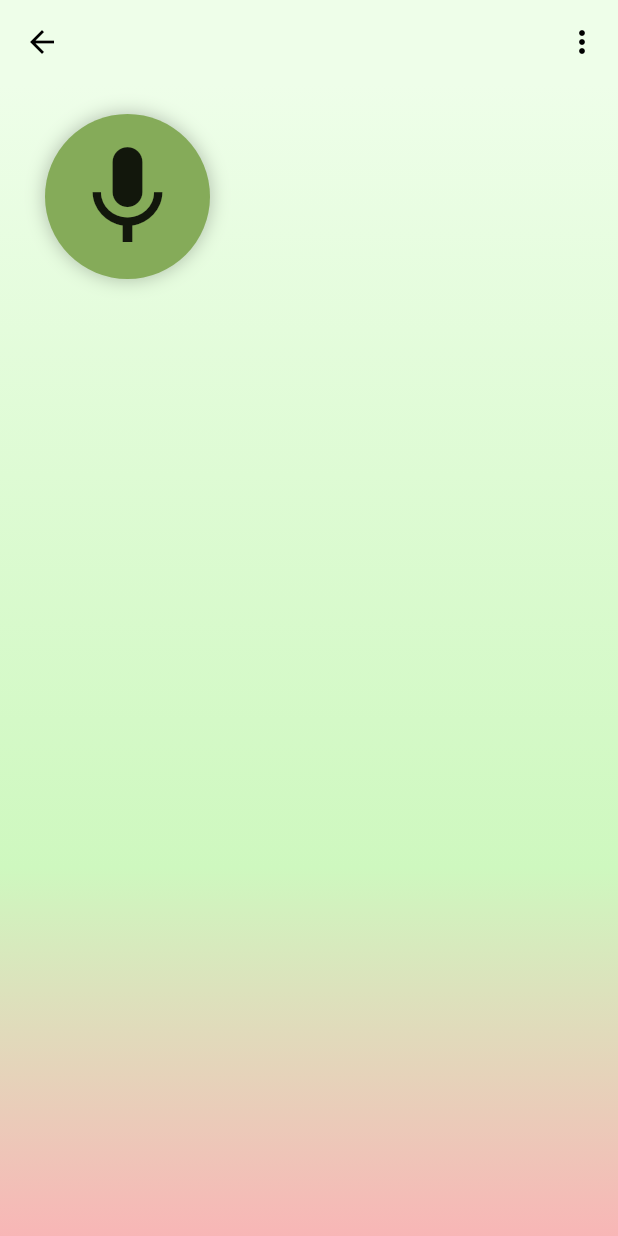
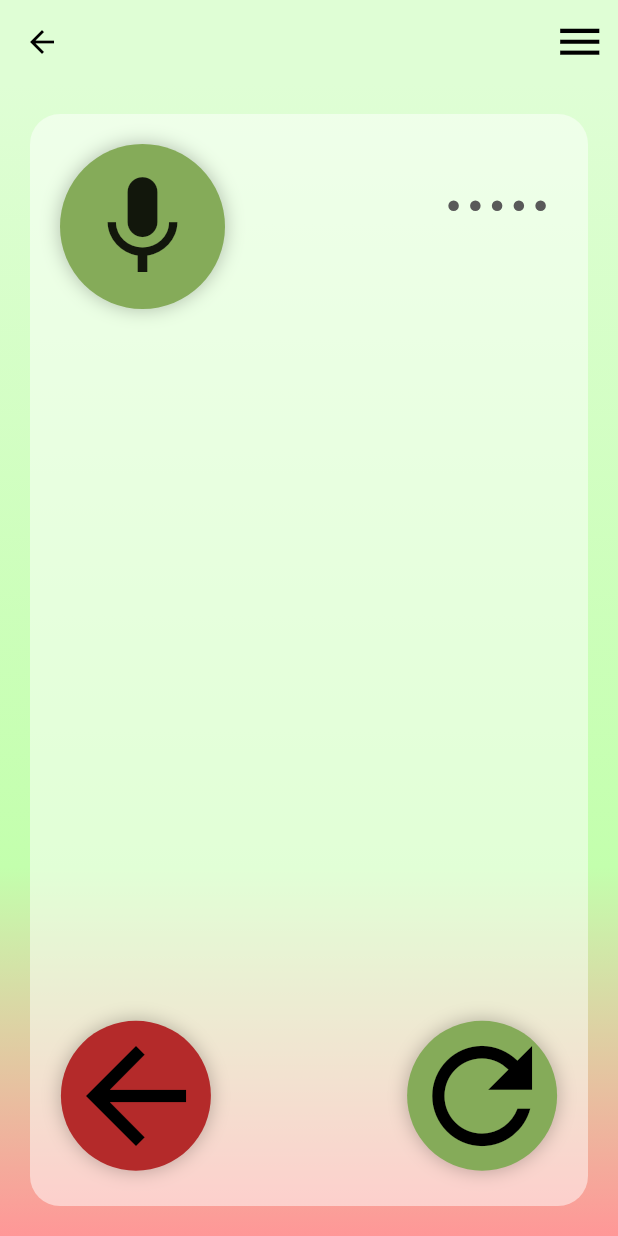
Before and after one commit to HasanZawahra/Sabeel-Frontend, a Flutter app: the HomeScreen screen opened by its route, after a tap on the "mic off" icon, on a phone screen of 412 x 824 dp. Run offline on Flutter 3.47's test engine with Material 3 defaults, Android fonts, the phone set to English and light mode, and no system bars; our stand-ins replace audioplayers, firebase_auth, firebase_core, google_fonts, shared_preferences; accounts and stored records are empty; generated files the repository leaves out were written again.

Commit message:
completed the microphone_active layout with a badass animation

```diff
--- a/lib/utils/background_grdiant.dart
+++ b/lib/utils/background_grdiant.dart
@@ -1,12 +1,23 @@
 import 'package:flutter/material.dart';
 
 BoxDecoration backgroundGradient() {
-    return const BoxDecoration(
+  return BoxDecoration(
     gradient: LinearGradient(
       begin: Alignment.topCenter,
       end: Alignment.bottomCenter,
-        colors: [Color(0xFFEEFEE9), Color(0xFFCEF8BF), Color(0xFFF8B6B6)],
+      colors: [
+        Color(0xFFDFFED5),
+        Color.fromARGB(255, 195, 255, 173),
+        Color.fromARGB(255, 255, 151, 151)
+      ],
       stops: [0.0, 0.68, 1.0],
     ),
   );
 }
+
+BoxDecoration buildSlider() {
+  return BoxDecoration(
+    color: const Color.fromARGB(131, 255, 255, 255).withOpacity(0.5),
+    borderRadius: BorderRadius.circular(20),
+  );
+}
--- a/lib/views/home_screen/home_screen_original.dart
+++ b/lib/views/home_screen/home_screen_original.dart
@@ -8,6 +8,7 @@ import 'package:sabeel/utils/logout_dialog.dart';
 // import 'package:speech_to_text/speech_to_text.dart';
 import 'package:google_fonts/google_fonts.dart';
 import 'package:audioplayers/audioplayers.dart';
+import 'package:sabeel/views/home_screen/voise_indicator.dart';
 
 class HomeScreen extends StatefulWidget {
   const HomeScreen({super.key});
@@ -69,46 +70,50 @@ class _HomeScreenState extends State<HomeScreen> {
   Widget build(BuildContext context) {
     return Scaffold(
       appBar: AppBar(
-        backgroundColor: Color(0xFFEEFEE9),
+        backgroundColor: Color(0xFFDFFED5),
         elevation: 0,
-        iconTheme: IconThemeData(color: Colors.black),
+        iconTheme: IconThemeData(color: const Color.fromARGB(255, 0, 0, 0)),
         leading: AuthService.firebase().currentUser == null
         ? IconButton(
-                icon: Icon(Icons.arrow_back),
+            icon: Icon(Icons.arrow_back, size: 35),
             onPressed: () {
-                  Navigator.of(context).pushNamedAndRemoveUntil(mapDownloadRoute , (route) => false);
+          Navigator.of(context).pushNamedAndRemoveUntil(
+              mapDownloadRoute, (route) => false);
             },
-                // iconSize: 35,
           )
         : null,
-            actions: [ if(AuthService.firebase().currentUser != null) PopupMenuButton<MenuAction>(onSelected: (value) async {
+
+        actions: [
+          if (AuthService.firebase().currentUser != null)
+        PopupMenuButton<MenuAction>(
+          icon: Icon(Icons.menu, size: 35,), // Change the icon to a burger menu
+          onSelected: (value) async {
             switch (value) {
           case MenuAction.logout:
             final shouldUserLogOUt = await showLogoutDialog(context);
             if (shouldUserLogOUt) {
               await AuthService.firebase().logOut();
-                  Navigator.of(context)
-                      .pushNamedAndRemoveUntil(idVerificationRoute, (route) => false);
+              Navigator.of(context).pushNamedAndRemoveUntil(
+              idVerificationRoute, (route) => false);
             }
             break;
             }
-          }, itemBuilder: (context) {
+          },
+          itemBuilder: (context) {
             return const [
           PopupMenuItem<MenuAction>(
               value: MenuAction.logout, child: Text("Log Out"))
             ];
-          })],
+          },
+        )
+        ],
       ),
       body: AnimatedSwitcher(
         duration: Duration(milliseconds: 500),
         transitionBuilder: (widget, animation) {
           return FadeTransition(opacity: animation, child: widget);
         },
-        child:
-             _buildMainLayout(),
-        // _showNewLayout
-        //     ? NewLayout(onBack: _toggleLayout)
-        //     :
+        child: _buildMainLayout(),
       ),
     );
   }
@@ -119,29 +124,57 @@ class _HomeScreenState extends State<HomeScreen> {
       decoration: backgroundGradient(),
         child: Stack(
           children: [
+
+        AnimatedSwitcher(
+          duration: Duration(milliseconds: 500),
+          child: _showNewLayout
+              ? Container(
+            key: ValueKey(1),
+            margin: EdgeInsets.all(20), // Add top margin
+            decoration: buildSlider(),
+            child: Stack(
+              children: [
+                VoiceActivityIndicator(),
+                Positioned(
+            bottom: MediaQuery.of(context).size.height / 35,
+            right: MediaQuery.of(context).size.width / 20,
+            child: _buildCircularButton(Icons.refresh, const Color(0xFF85AB59), () {}),
+                ),
+                Positioned(
+            bottom: MediaQuery.of(context).size.height / 35,
+            left: MediaQuery.of(context).size.width / 20,
+            child: _buildCircularButton(Icons.arrow_back, const Color.fromARGB(255, 180, 42, 42), () {}),
+                ),
+
+      // )
+              ],
+            ),
+          )
+              : Container(key: ValueKey(2)),
+        )
+                ,
+                _buildTitle("New Waypoint"),
             _buildTitle("New Waypoint"),
             AnimatedPositioned(
               duration: const Duration(milliseconds: 300),
-              top: _showNewLayout ? 20 : MediaQuery.of(context).size.height / 4,
-              left: _showNewLayout ? 30 :MediaQuery.of(context).size.width /6.5 ,
+              top: _showNewLayout ? 40 : MediaQuery.of(context).size.height / 4,
+              left: _showNewLayout ? 40 : MediaQuery.of(context).size.width / 6.5,
               child: GestureDetector(
-              onTap: _toggleLayout, // Toggle layout on tap
+                onTap: _toggleLayout,
                 child: _buildMicButton(),
               ),
             ),
-          if(AuthService.firebase().currentUser != null)
-
+            if (AuthService.firebase().currentUser != null)
               AnimatedPositioned(
+                curve: Curves.easeInOut,
                 duration: const Duration(milliseconds: 300),
                 bottom: _showNewLayout ? -200 : 0,
                 left: MediaQuery.of(context).size.width / 20,
-
                 child: Container(
                   margin: EdgeInsets.only(bottom: 20), // Add bottom margin
                   width: MediaQuery.of(context).size.width *
                       0.9, // 75% of screen width
-                height: MediaQuery.of(context).size.height *
-                    0.15,
+                  height: MediaQuery.of(context).size.height * 0.15,
                   child: ElevatedButton(
                     onPressed: () {
                       //Handle SOS button press here
@@ -153,12 +186,12 @@ class _HomeScreenState extends State<HomeScreen> {
                       padding: const EdgeInsets.symmetric(vertical: 20),
                       shape: RoundedRectangleBorder(
                         borderRadius:
-                          BorderRadius.circular(20), // Make the button boxy
+                            BorderRadius.circular(20),
                       ),
                       textStyle: GoogleFonts.roboto(
                         fontSize: 85,
-                      fontWeight: FontWeight.w900, // Bolder text
-                      letterSpacing: 2.0, // More letter spacing
+                        fontWeight: FontWeight.w900,
+                        letterSpacing: 2.0,
                       ),
                       minimumSize: const Size(double.infinity, 60),
                       shadowColor: Colors.black.withOpacity(1),
@@ -168,19 +201,22 @@ class _HomeScreenState extends State<HomeScreen> {
                   ),
                 ),
               ),
-
           ],
         ),
     );
   }
 
   Widget _buildMicButton() {
-    return  Container(
+    return Container(
       child: GestureDetector(
         onTap: () async {
           _toggleLayout();
           final player = AudioPlayer();
-          await player.play(AssetSource('sounds/microphone/active_microphone.mp3'));
+          _showNewLayout
+              ? await player
+                  .play(AssetSource('sounds/microphone/active_microphone.mp3'))
+              : await player.play(
+                  AssetSource('sounds/microphone/inactive_microphone.mp3'));
         },
         child: AnimatedContainer(
           duration: const Duration(milliseconds: 300),
@@ -191,11 +227,8 @@ class _HomeScreenState extends State<HomeScreen> {
             color: Color(0xFF85AB59),
             boxShadow: [BoxShadow(color: Colors.black26, blurRadius: 10)],
           ),
-                  child:
-                  Icon( _showNewLayout ? Icons.mic
-                                      : Icons.mic_off, size: _showNewLayout ? 80 : 150, color: Colors.black87),
-
-
+          child: Icon(_showNewLayout ? Icons.mic : Icons.mic_off,
+              size: _showNewLayout ? 80 : 150, color: Colors.black87),
         ),
       ),
     );
@@ -204,6 +237,7 @@ class _HomeScreenState extends State<HomeScreen> {
   Widget _buildTitle(String title) {
     return AnimatedPositioned(
       duration: const Duration(milliseconds: 300),
+      curve: Curves.easeInOut,
       top: _showNewLayout ? -200 : 22.0,
       left: 20,
       child: Align(
@@ -221,7 +255,6 @@ class _HomeScreenState extends State<HomeScreen> {
           ),
         ),
       ),
-
     );
   }
   // Padding(
@@ -244,3 +277,17 @@ class _HomeScreenState extends State<HomeScreen> {
   //   ),
   // );
 }
+
+ Widget _buildCircularButton(IconData icon, Color color, VoidCallback onTap) {
+    return GestureDetector(
+      onTap: onTap,
+      child: Container(
+        decoration: BoxDecoration(
+          shape: BoxShape.circle,
+          color: color,
+          boxShadow: [BoxShadow(color: Colors.black26, blurRadius: 10)],
+        ),
+        child: Icon(icon, size: 100, color: const Color.fromARGB(255, 0, 0, 0)),
+      ),
+    );
+  }
--- /dev/null
+++ b/lib/views/home_screen/voise_indicator.dart
@@ -0,0 +1,54 @@
+
+import 'package:flutter/material.dart';
+
+class VoiceActivityIndicator extends StatefulWidget {
+  @override
+  _VoiceActivityIndicatorState createState() => _VoiceActivityIndicatorState();
+}
+
+class _VoiceActivityIndicatorState extends State<VoiceActivityIndicator>
+    with SingleTickerProviderStateMixin {
+  late AnimationController _controller;
+
+  @override
+  void initState() {
+    super.initState();
+    _controller = AnimationController(
+      vsync: this,
+      duration: Duration(milliseconds: 500),
+    )..repeat(reverse: true);
+  }
+
+  @override
+  void dispose() {
+    _controller.dispose();
+    super.dispose();
+  }
+
+  @override
+  Widget build(BuildContext context) {
+    return Positioned(
+      top: MediaQuery.of(context).size.height/20,
+      right: MediaQuery.of(context).size.width/20,
+      child: Container(
+        width: 80,
+        height: 40,
+
+        child: Row(
+          mainAxisAlignment: MainAxisAlignment.spaceEvenly,
+          children: List.generate(5, (index) {
+            return AnimatedContainer(
+              duration: Duration(milliseconds: 300),
+              height:  7.0 + _controller.value * 10,
+              width: 7,
+              decoration: BoxDecoration(
+                color: const Color.fromARGB(255, 89, 89, 89),
+                borderRadius: BorderRadius.circular(5),
+              ),
+            );
+          }),
+        ),
+      ),
+    );
+  }
+}
--- a/pubspec.yaml
+++ b/pubspec.yaml
@@ -68,6 +68,7 @@ flutter:
     - assets/sounds/microphone/active_microphone.mp3
     - assets/maps_logos/Bethlehem_University.png
     - assets/maps_logos/u2.png
+    - assets/sounds/microphone/inactive_microphone.mp3
   #   - images/a_dot_burr.jpeg
   #   - images/a_dot_ham.jpeg
 
```
Also changed, not shown: lib/utils/menu_action_dialog.dart (added), 2 other files. Lines whose indentation alone changed are shown as unchanged.
